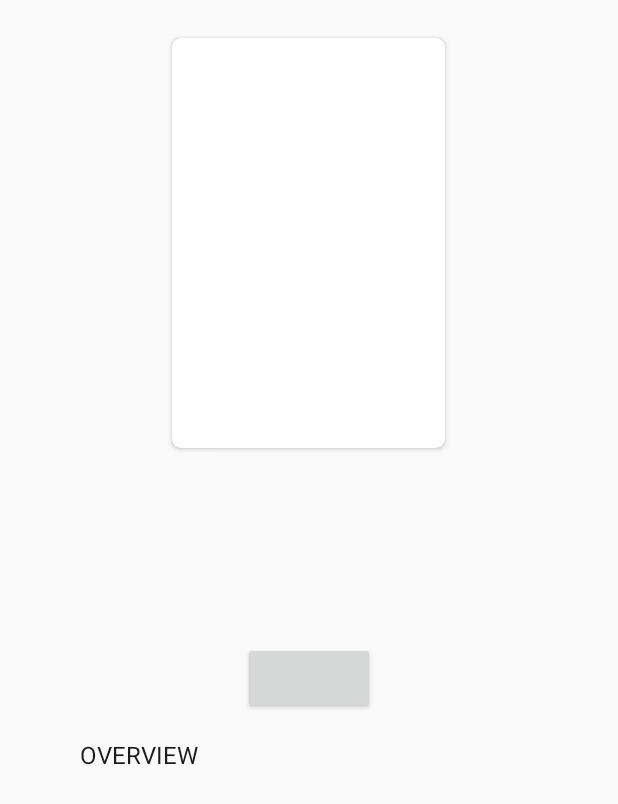
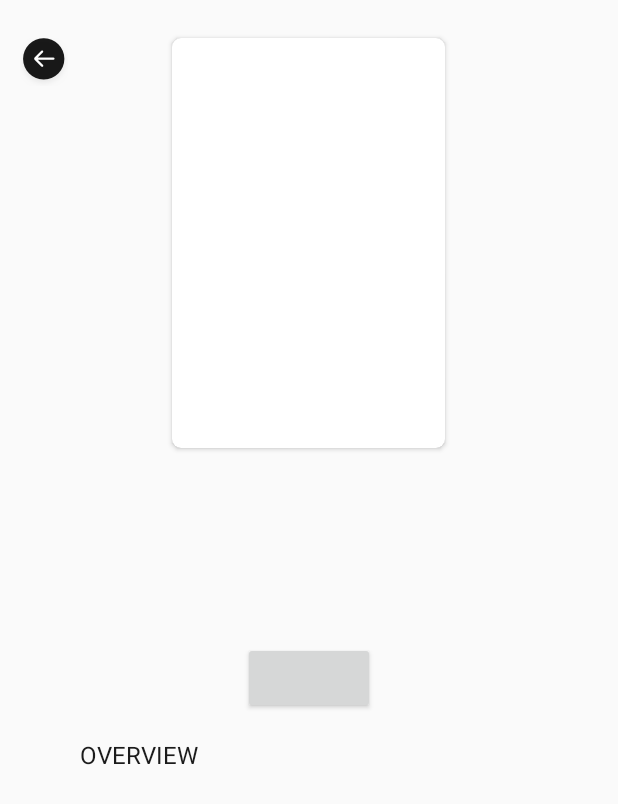
Before and after one commit to agugauchat/tvSeriesApp, an Android app: the DetailActivity screen opened directly, with no data from a screen before it, on a phone screen of 412 x 824 dp. Shown: the top 804 px of the screen. Run offline under Robolectric (Android 15) with nearby library versions, the phone set to English and light mode, and no system bars; our stand-ins replace Picasso; libraries missing offline, so code that uses them is left out: androidx.palette.graphics; pictures from the network do not load; 8 statements that could not run were skipped.

Commit message:
Adds back button on detail screen

```diff
--- a/app/src/main/java/com/gaucho/android/tvshowreminder/DetailActivity.kt
+++ b/app/src/main/java/com/gaucho/android/tvshowreminder/DetailActivity.kt
@@ -34,6 +34,10 @@ class DetailActivity : AppCompatActivity() {
 
     private fun show(serie: TVSerie) {
         supportActionBar?.hide()
+        back_button.setOnClickListener {
+            onBackPressed()
+        }
+        back_button.bringToFront()
         detail_name.setupTextView(serie.name)
         detail_overview.setupTextView(serie.overview)
 
@@ -68,12 +72,12 @@ class DetailActivity : AppCompatActivity() {
 
     private fun setupSubscribeButton() {
         subscribe_button.setupTextView(getString(R.string.subscribe))
-        subscribe_button.setBackgroundResource(R.drawable.button_background);
+        subscribe_button.setBackgroundResource(R.drawable.button_background)
     }
 
     private fun setupSubscribedButton() {
         subscribe_button.setupTextView(getString(R.string.subscribed))
-        subscribe_button.setBackgroundResource(R.drawable.disabled_button_background);
+        subscribe_button.setBackgroundResource(R.drawable.disabled_button_background)
     }
 
     private fun setYear(date: Date?) {
@@ -101,7 +105,7 @@ class DetailActivity : AppCompatActivity() {
                     val dominantColor = palette.getDominantColor(getColor(R.color.card_gradient_start))
                     background_transparency.setBackgroundColor(dominantColor)
                     background_transparency.alpha = 0.7F
-                };
+                }
             }
 
             override fun onPrepareLoad(placeHolderDrawable: Drawable?) {}
--- a/app/src/main/java/com/gaucho/android/tvshowreminder/adapters/TVSeriesAdapter.kt
+++ b/app/src/main/java/com/gaucho/android/tvshowreminder/adapters/TVSeriesAdapter.kt
@@ -41,7 +41,6 @@ class TVSeriesAdapter(var context: Context, var series: ArrayList<TVSerie>) : Re
     }
 
     private fun getGenreToShow(genreIds: List<Int>?) : String {
-
         val listOfGenres = genresList
         var genresTitle = ""
         if (!listOfGenres.isNullOrEmpty()) {
--- a/app/src/main/res/layout/activity_detail.xml
+++ b/app/src/main/res/layout/activity_detail.xml
@@ -22,6 +22,18 @@
         app:layout_constraintStart_toStartOf="parent"
         app:layout_constraintTop_toTopOf="parent"
         android:importantForAccessibility="no" />
+
+    <ImageButton
+        android:id="@+id/back_button"
+        android:layout_width="32dp"
+        android:layout_height="32dp"
+        android:layout_marginStart="13dp"
+        android:layout_marginTop="25dp"
+        android:background="@android:color/transparent"
+        android:src="@drawable/back_icon"
+        app:layout_constraintStart_toStartOf="parent"
+        app:layout_constraintTop_toTopOf="parent"
+        android:contentDescription="@string/back" />
 
     <ScrollView
         android:layout_width="match_parent"
--- a/app/src/main/res/values/strings.xml
+++ b/app/src/main/res/values/strings.xml
@@ -5,4 +5,5 @@
     <string name="overview">OVERVIEW</string>
     <string name="subscribe">SUSCRIBIRME</string>
     <string name="subscribed">SUSCRIPTO</string>
+    <string name="back">Back</string>
 </resources>
```
Also changed, not shown: app/src/main/java/com/gaucho/android/tvshowreminder/MainActivity.kt (+4 -4 lines), app/src/main/res/drawable-hdpi/back_icon.png (added), app/src/main/res/drawable-mdpi/back_icon.png (added), app/src/main/res/drawable-xhdpi/back_icon.png (added), app/src/main/res/drawable-xxhdpi/back_icon.png (added), app/src/main/res/drawable-xxxhdpi/back_icon.png (added).
